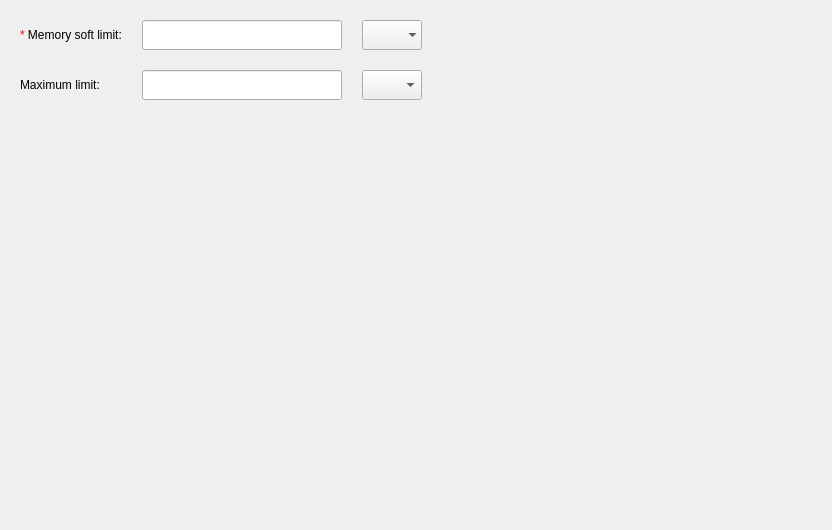
Old version of the form src/pages/container/base-configuration/memory-conf-tab.ui in the repository openeuler-mirror/ks-scmc-gui.
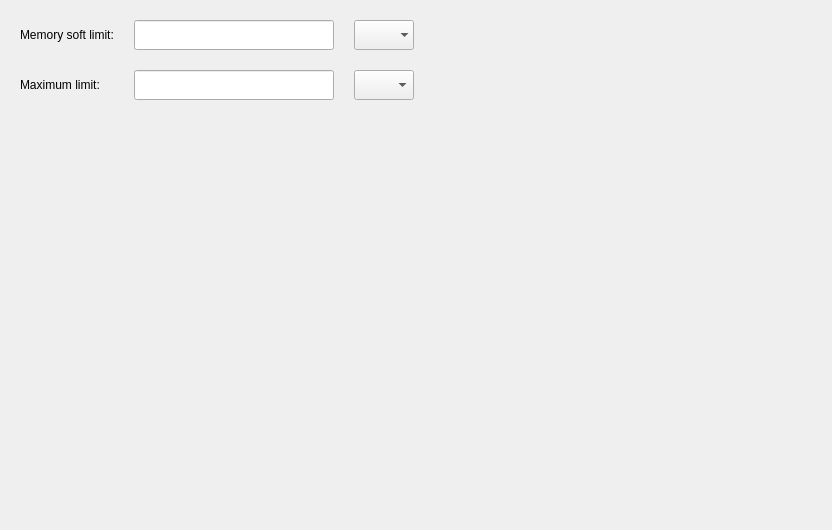
New version of the form.

What changed in the file:
```diff
--- a/src/pages/container/base-configuration/memory-conf-tab.ui
+++ b/src/pages/container/base-configuration/memory-conf-tab.ui
@@ -37,7 +37,7 @@
      <item row="0" column="0">
       <widget class="QLabel" name="label_2">
        <property name="text">
-        <string>&lt;font color=red&gt;*&lt;/font&gt; Memory soft limit:</string>
+        <string>Memory soft limit:</string>
        </property>
       </widget>
      </item>
```
